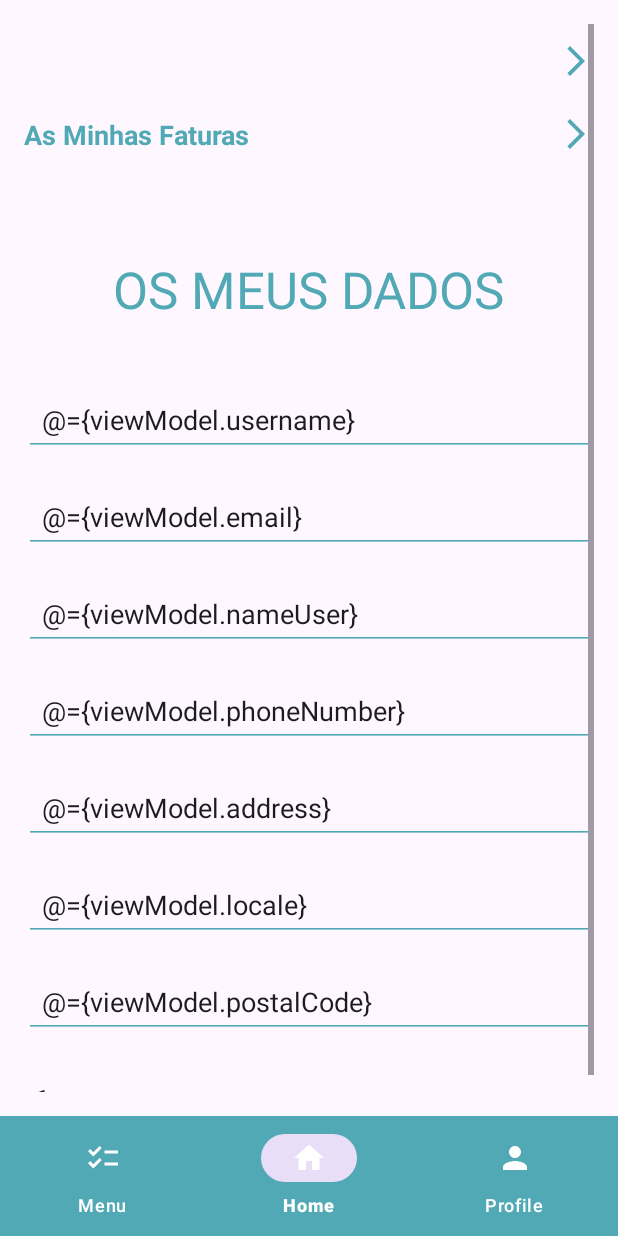
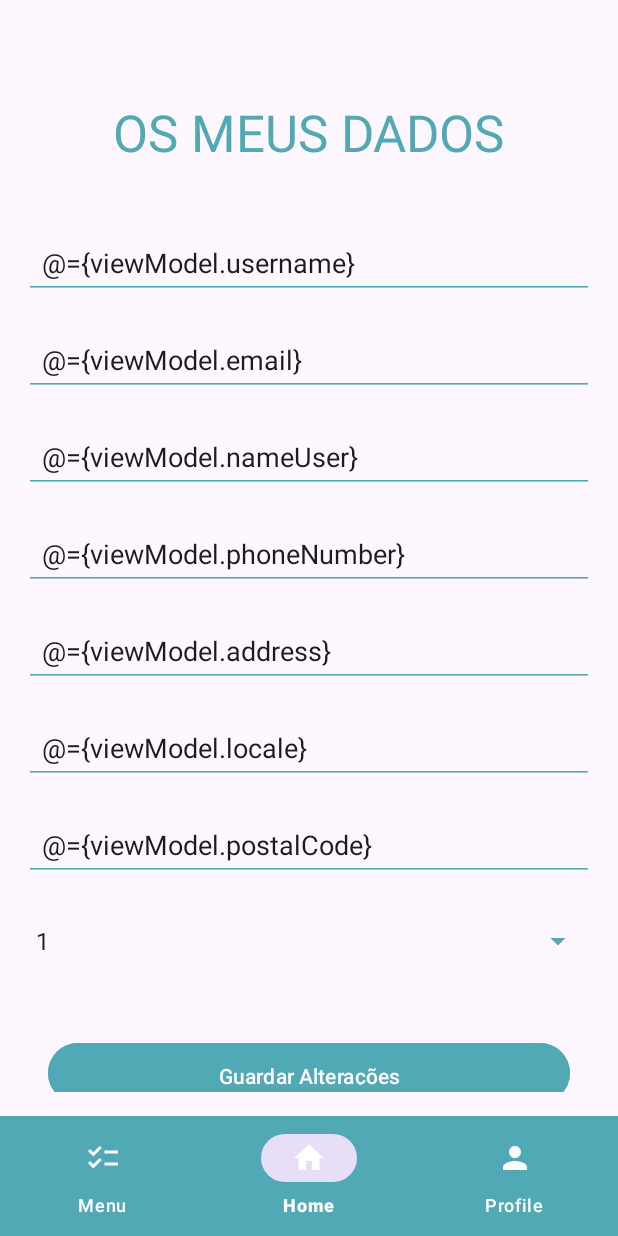
Before and after one commit to mariainesgj/PSI_Refeitorio_AMSI, an Android app: the fragment ProfileFragment placed in its activity, on a phone screen of 412 x 824 dp. Run offline under Robolectric (Android 15) with nearby library versions, the phone set to English and light mode, and no system bars; our stand-ins replace data binding.

Commit message:
minor adjustments

```diff
--- a/app/src/main/java/pt/ipleiria/estg/dei/refeitorio/ui/activities/home/ProfileFragment.java
+++ b/app/src/main/java/pt/ipleiria/estg/dei/refeitorio/ui/activities/home/ProfileFragment.java
@@ -21,7 +21,7 @@ import pt.ipleiria.estg.dei.refeitorio.ui.viewmodel.ProfileViewModel;
  */
 public class ProfileFragment extends Fragment {
 
-    private ProfileViewModel viewModel; // ViewModel
+    private ProfileViewModel viewModel;
 
     public ProfileFragment() {
         // Required empty public constructor
@@ -74,4 +74,8 @@ public class ProfileFragment extends Fragment {
 
         return rootView;
     }
+
+    public void doLogout(){
+
+    }
 }
--- a/app/src/main/java/pt/ipleiria/estg/dei/refeitorio/ui/viewmodel/ProfileViewModel.java
+++ b/app/src/main/java/pt/ipleiria/estg/dei/refeitorio/ui/viewmodel/ProfileViewModel.java
@@ -14,6 +14,7 @@ public class ProfileViewModel extends ViewModel {
     private MutableLiveData<String> address = new MutableLiveData<>();
     private MutableLiveData<String> locale = new MutableLiveData<>();
     private MutableLiveData<String> postalCode = new MutableLiveData<>();
+
 
     public void setUsername(String username) {
         this.username.setValue(username);
--- a/app/src/main/res/layout/fragment_profile.xml
+++ b/app/src/main/res/layout/fragment_profile.xml
@@ -1,6 +1,7 @@
 <?xml version="1.0" encoding="utf-8"?>
 <FrameLayout xmlns:android="http://schemas.android.com/apk/res/android"
     xmlns:tools="http://schemas.android.com/tools"
+    xmlns:app="http://schemas.android.com/apk/res-auto"
     android:layout_width="match_parent"
     android:layout_height="match_parent"
     tools:context=".ui.activities.home.ProfileFragment">
@@ -16,57 +17,6 @@
             android:layout_gravity="center"
             android:orientation="vertical">
 
-            <LinearLayout
-                android:layout_width="match_parent"
-                android:layout_height="wrap_content"
-                android:layout_marginTop="40dp"
-                android:gravity="center_vertical"
-                android:orientation="horizontal"
-                android:paddingBottom="8dp">
-
-                <TextView
-                    android:layout_width="wrap_content"
-                    android:layout_height="wrap_content"
-                    android:layout_gravity="start"
-                    android:layout_weight="1"
-                    android:textColor="#50A9B4"
-                    android:textSize="18sp"
-                    android:textStyle="bold" />
-
-                <ImageView
-                    android:layout_width="wrap_content"
-                    android:layout_height="wrap_content"
-                    android:src="@drawable/baseline_arrow_forward_ios_24"
-                    android:tint="@color/azul" />
-            </LinearLayout>
-
-            <LinearLayout
-                android:layout_width="match_parent"
-                android:layout_height="wrap_content"
-                android:layout_marginTop="16dp"
-                android:gravity="center_vertical"
-                android:orientation="horizontal"
-                android:paddingBottom="8dp">
-
-                <TextView
-                    android:layout_width="wrap_content"
-                    android:layout_height="wrap_content"
-                    android:layout_gravity="start"
-                    android:layout_weight="1"
-                    android:text="As Minhas Faturas"
-                    android:textColor="#50A9B4"
-                    android:textSize="18sp"
-                    android:textStyle="bold" />
-
-                <ImageView
-                    android:layout_width="wrap_content"
-                    android:layout_height="wrap_content"
-                    android:contentDescription="Seta As Minhas Faturas"
-                    android:src="@drawable/baseline_arrow_forward_ios_24"
-                    android:tint="@color/azul" />
-            </LinearLayout>
-
-            <!-- Título Os Meus Dados -->
             <TextView
                 android:layout_width="wrap_content"
                 android:layout_height="wrap_content"
@@ -171,6 +121,20 @@
                 android:layout_marginTop="16dp"
                 android:backgroundTint="#50A9B4"
                 android:entries="@array/cozinha_array" />
+
+            <com.google.android.material.button.MaterialButton
+                android:id="@+id/btn_logout"
+                android:layout_width="match_parent"
+                android:layout_height="48dp"
+                android:layout_marginHorizontal="16dp"
+                android:layout_marginTop="40dp"
+                android:backgroundTint="@color/azul"
+                android:text="Guardar Alterações"
+                android:textColor="#FFFFFF"
+                android:textAllCaps="false"
+                android:paddingVertical="12dp"
+                android:onClick="@{() -> viewModel.doLogout()}" />
+
         </LinearLayout>
 
     </ScrollView>
```
